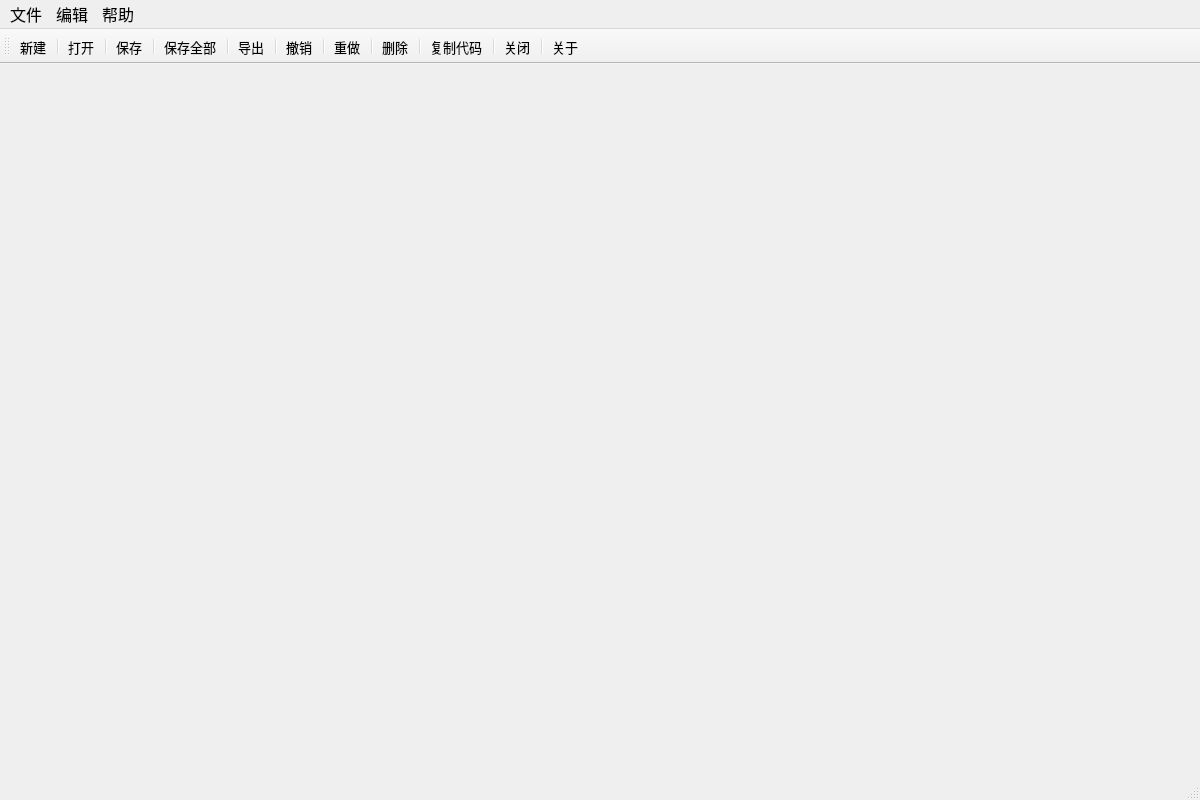
Before: the Qt Designer form Vision/Vision.ui in MIAOxinquan/Vision, drawn with Qt 5.
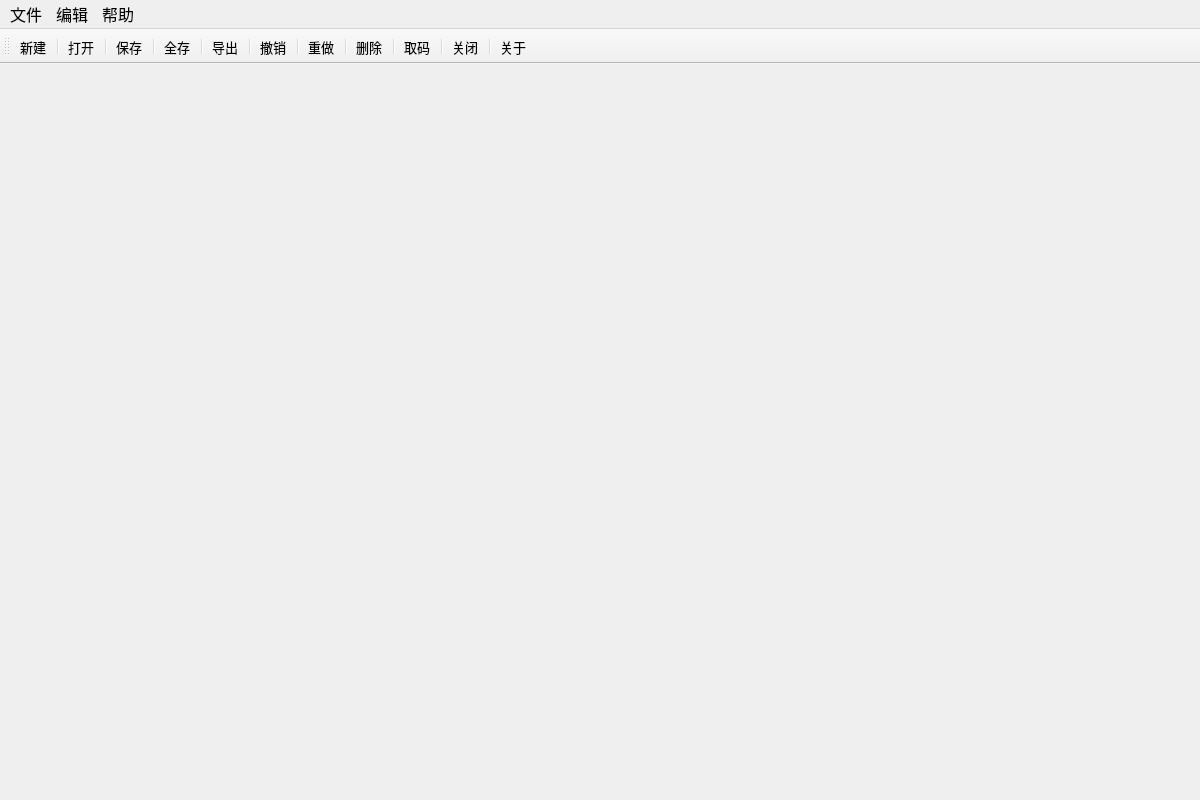
After: the same form once the commit is applied. Icons and pictures are not drawn.

Commit message: version 0.25 forward to 1.0 1.qss make a great contribution to the whole project, including global.qss(for VisionClass), smart.qss(for SmartEditClass) and msgBox.qss(for QMessageBoxClass); 2.SmartEdit supports double symbols as :  ( ), [ ], { }, ' ' and " ". Besides, the cursor will stay a proper position. If a couple of ( ),[ ],' '," ", it stays horizontal mid of the certain couple symbols, otherwise it will stay vertical mid of { }, pattern as follows: { //here is the vertical mid of "{ }" }

```diff
--- a/Vision/Vision.ui
+++ b/Vision/Vision.ui
@@ -158,7 +158,7 @@
     </font>
    </property>
    <property name="sizeGripEnabled">
-    <bool>true</bool>
+    <bool>false</bool>
    </property>
   </widget>
   <action name="actionNew">
@@ -227,7 +227,7 @@
      <normaloff>:/Vision/Resources/icon/SaveAll.png</normaloff>:/Vision/Resources/icon/SaveAll.png</iconset>
    </property>
    <property name="text">
-    <string>保存全部</string>
+    <string>全存</string>
    </property>
    <property name="font">
     <font>
@@ -407,7 +407,7 @@
      <normaloff>:/Vision/Resources/icon/getCode.png</normaloff>:/Vision/Resources/icon/getCode.png</iconset>
    </property>
    <property name="text">
-    <string>复制代码</string>
+    <string>取码</string>
    </property>
    <property name="font">
     <font>
```
The commit also changes 17 other files.
